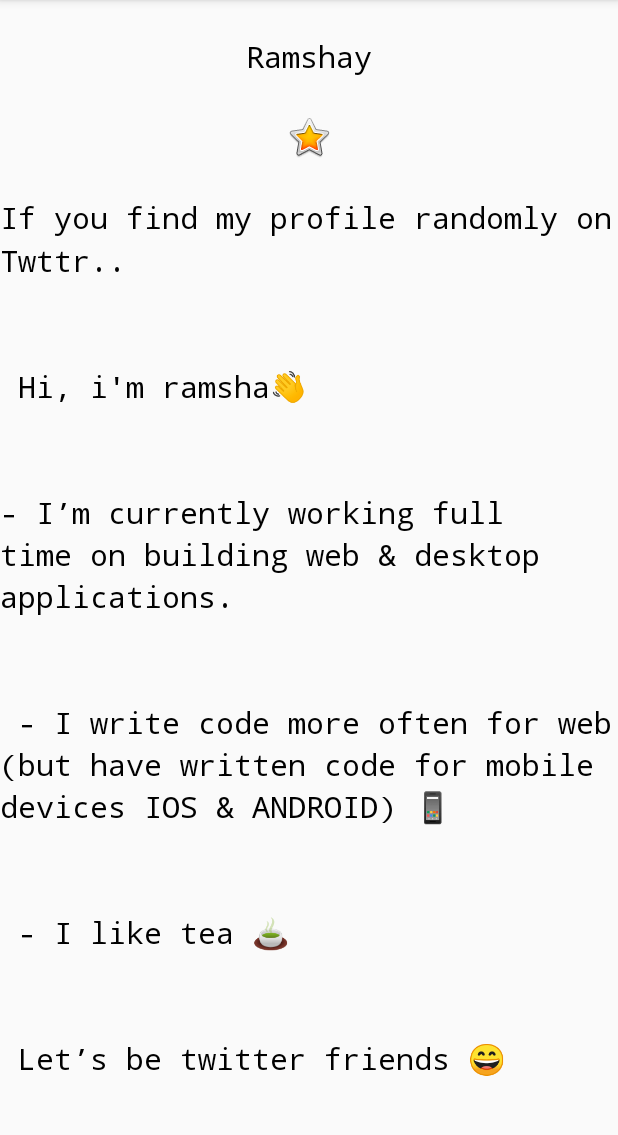
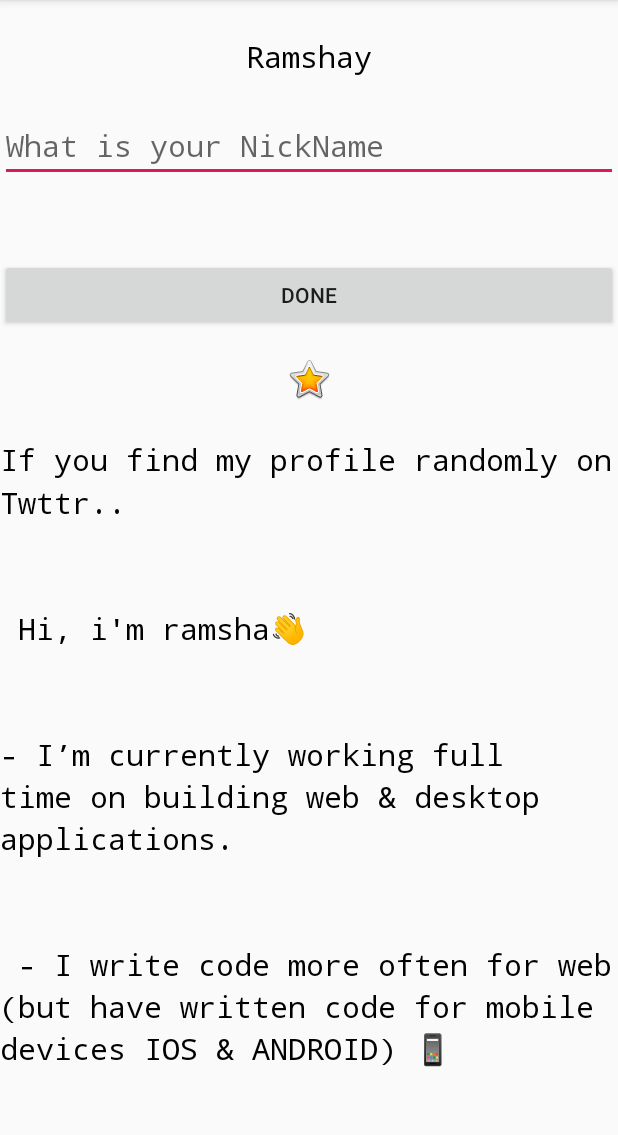
Before and after one commit to RamshaS/AboutMe, an Android app: the screen it shows after launch (MainActivity), on a phone screen of 412 x 824 dp, the part 84-1219 px from its top. Run offline under Robolectric (Android 15) with nearby library versions, the phone set to English and light mode, and no system bars.

Commit message:
Exercise: Add EditText, Done Button, ClickHandler

```diff
--- a/app/src/main/java/com/ramshasaeed/android/aboutme/MainActivity.kt
+++ b/app/src/main/java/com/ramshasaeed/android/aboutme/MainActivity.kt
@@ -1,12 +1,37 @@
 package com.ramshasaeed.android.aboutme
 
+import android.content.Context
 import androidx.appcompat.app.AppCompatActivity
 import android.os.Bundle
+import android.view.View
+import android.view.inputmethod.InputMethodManager
+import android.widget.Button
+import android.widget.EditText
+import android.widget.TextView
 
 class MainActivity : AppCompatActivity() {
 
     override fun onCreate(savedInstanceState: Bundle?) {
         super.onCreate(savedInstanceState)
         setContentView(R.layout.activity_main)
+        findViewById<Button>(R.id.done_button).setOnClickListener {
+            addNickname(it)
+        }
+    }
+
+    private fun addNickname(it: View?) {
+        TODO("not implemented") //To change body of created functions use File | Settings | File Templates.
+        val editText = findViewById<EditText>(R.id.nickname_edit)
+            val nicknameTextView = findViewById<TextView>(R.id.nickname_text)
+        nicknameTextView.text = editText.text
+        editText.visibility = View.GONE
+        nicknameTextView.visibility = View.VISIBLE
+
+//        Hide the keyboard
+        val imm = getSystemService(Context.INPUT_METHOD_SERVICE) as InputMethodManager
+        imm.hideSoftInputFromWindow(it.windowToken,0)
+
+
+
     }
 }
--- a/app/src/main/res/layout/activity_main.xml
+++ b/app/src/main/res/layout/activity_main.xml
@@ -16,6 +16,25 @@
         android:gravity="center_horizontal"
         style="@style/NameStyle"
         android:padding="8dp"/>
+    <EditText
+        android:id="@+id/nickname_edit"
+        android:layout_width="match_parent"
+        android:layout_height="wrap_content"
+        android:hint="@string/nickhint"
+        style="@style/NameStyle"/>
+    <TextView
+        android:id="@+id/nickname_text"
+        android:layout_width="match_parent"
+        android:layout_height="wrap_content"
+        style="@style/NameStyle"
+        android:visibility="invisible"
+        />
+    <Button
+        android:id="@+id/done_button"
+        android:layout_width="match_parent"
+        android:layout_height="wrap_content"
+        android:text="@string/btn_done"
+        />
 
     <ImageView
         android:id="@+id/startImage"
--- a/app/src/main/res/values/strings.xml
+++ b/app/src/main/res/values/strings.xml
@@ -3,4 +3,6 @@
     <string name="yellow_star">Yellow star</string>
     <string name="my_name">Ramshay</string>
     <string name="bio"><![CDATA[If you find my profile randomly on Twttr.. \n\n\n Hi, i\'m ramsha👋  \n\n\n- I’m currently working full time on building web & desktop applications.\n\n\n  - I write code more often for web (but have written code for mobile devices IOS & ANDROID)  📱 \n\n\n - I like tea 🍵\n\n\n  Let’s be twitter friends 😄]]></string>
+    <string name="nickhint">What is your NickName</string>
+    <string name="btn_done">Done</string>
 </resources>
```
